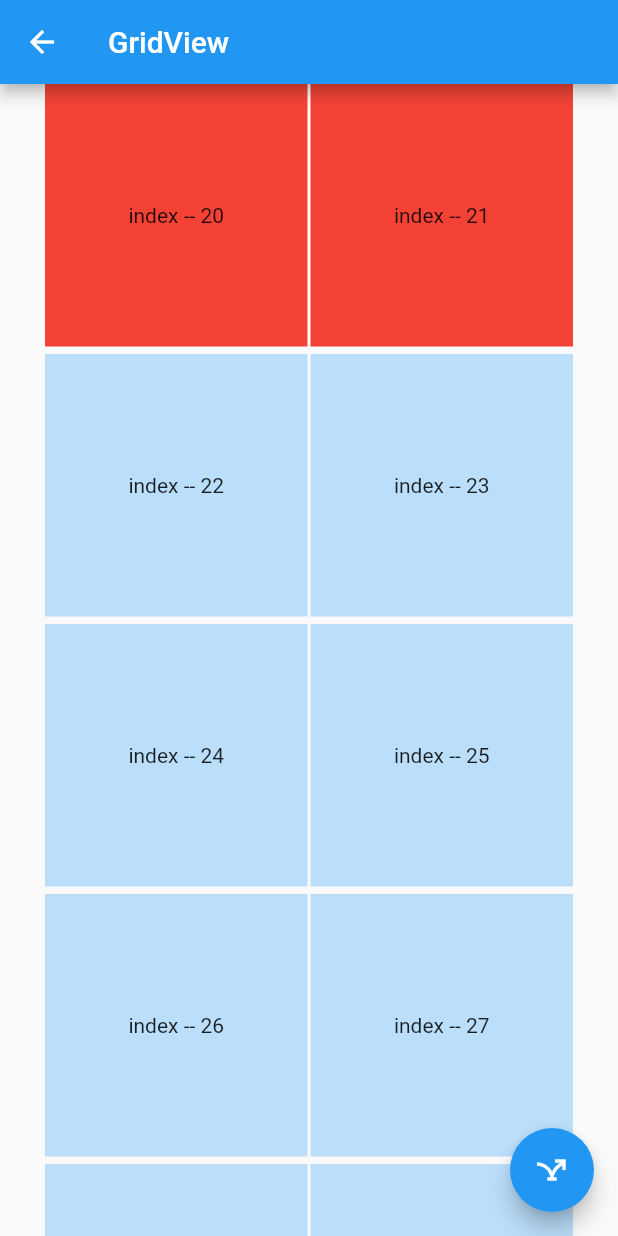
After one commit to fluttercandies/flutter_scrollview_observer, a Flutter app: the GridViewFixedHeightDemoPage screen opened directly, scrolled down 576 dp, after a tap on the "airline stops" icon, on a phone screen of 412 x 824 dp. The commit adds this screen. Run offline on Flutter 3.47's test engine with Material 2 defaults, Android fonts, the phone set to English and light mode, and no system bars; our stand-ins replace easy_refresh, tuple, video_player, waterfall_flow; missing offline and left inert: extended_list, loading_more_list.

Commit message:
feat:  JumpTo method of GridView supports the isFixedHeight parameter

```diff
--- /dev/null
+++ b/example/lib/features/gridview/gridview_fixed_height_demo/gridView_fixed_height_demo_page.dart
@@ -0,0 +1,110 @@
+/*
+ * @Author: LinXunFeng linxunfeng@yeah.net
+ * @Repo: https://github.com/LinXunFeng/flutter_scrollview_observer
+ * @Date: 2022-08-08 00:20:03
+ */
+import 'package:flutter/material.dart';
+import 'package:scrollview_observer/scrollview_observer.dart';
+import 'package:scrollview_observer_example/typedefs.dart';
+
+class GridViewFixedHeightDemoPage extends StatefulWidget {
+  const GridViewFixedHeightDemoPage({Key? key}) : super(key: key);
+
+  @override
+  State<GridViewFixedHeightDemoPage> createState() =>
+      _GridViewFixedHeightDemoPageState();
+}
+
+class _GridViewFixedHeightDemoPageState
+    extends State<GridViewFixedHeightDemoPage> {
+  static const double _leadingPadding = 1000;
+  static const double _trailingPadding = 100;
+  static const EdgeInsets _padding = EdgeInsets.only(
+    top: _leadingPadding,
+    bottom: _trailingPadding,
+    left: 30,
+    right: 30,
+  );
+
+  List<int> _hitIndexs = [0, 1];
+
+  ScrollController scrollController =
+      ScrollController(initialScrollOffset: _leadingPadding);
+
+  late GridObserverController observerController;
+
+  @override
+  void initState() {
+    super.initState();
+
+    observerController = GridObserverController(controller: scrollController);
+
+    // Trigger an observation manually
+    ambiguate(WidgetsBinding.instance)?.endOfFrame.then(
+      (_) {
+        if (mounted) {
+          // After layout
+          observerController.dispatchOnceObserve();
+        }
+      },
+    );
+  }
+
+  @override
+  void dispose() {
+    observerController.controller?.dispose();
+    super.dispose();
+  }
+
+  @override
+  Widget build(BuildContext context) {
+    return Scaffold(
+      appBar: AppBar(title: const Text("GridView")),
+      body: GridViewObserver(
+        controller: observerController,
+        onObserve: (result) {
+          final model = result;
+          setState(() {
+            _hitIndexs = model.firstGroupChildList.map((e) => e.index).toList();
+          });
+
+          debugPrint(
+              'firstGroupChildList -- ${model.firstGroupChildList.map((e) => e.index)}');
+          debugPrint('displaying -- ${model.displayingChildIndexList}');
+        },
+        child: _buildGridView(),
+      ),
+      floatingActionButton: FloatingActionButton(
+        child: const Icon(Icons.airline_stops_outlined),
+        onPressed: () {
+          observerController.jumpTo(
+            index: 21,
+            padding: _padding,
+            isFixedHeight: true,
+          );
+        },
+      ),
+    );
+  }
+
+  Widget _buildGridView() {
+    return GridView.builder(
+      padding: _padding,
+      controller: scrollController,
+      gridDelegate: const SliverGridDelegateWithFixedCrossAxisCount(
+        crossAxisCount: 2,
+        crossAxisSpacing: 2,
+        mainAxisSpacing: 5,
+      ),
+      itemBuilder: (context, index) {
+        return Container(
+          color: (_hitIndexs.contains(index)) ? Colors.red : Colors.blue[100],
+          child: Center(
+            child: Text('index -- $index'),
+          ),
+        );
+      },
+      itemCount: 50,
+    );
+  }
+}
--- a/example/lib/features/home/home_page.dart
+++ b/example/lib/features/home/home_page.dart
@@ -9,6 +9,7 @@ import 'package:scrollview_observer_example/features/custom_scrollview/sliver_ap
 import 'package:scrollview_observer_example/features/gridview/gridview_ctx_demo/gridview_ctx_demo_page.dart';
 import 'package:scrollview_observer_example/features/gridview/gridview_custom_demo/gridview_custom_demo_page.dart';
 import 'package:scrollview_observer_example/features/gridview/gridview_demo/gridview_demo_page.dart';
+import 'package:scrollview_observer_example/features/gridview/gridview_fixed_height_demo/gridView_fixed_height_demo_page.dart';
 import 'package:scrollview_observer_example/features/gridview/horizontal_gridview_demo/horizontal_gridview_demo_page.dart';
 import 'package:scrollview_observer_example/features/gridview/sliver_grid_demo/sliver_grid_demo_page.dart';
 import 'package:scrollview_observer_example/features/listview/horizontal_listview_demo/horizontal_listview_page.dart';
@@ -121,6 +122,12 @@ class HomePage extends StatelessWidget {
         },
       ),
       Tuple2<String, PageBuilder>(
+        "GridView - Fixed Height",
+        () {
+          return const GridViewFixedHeightDemoPage();
+        },
+      ),
+      Tuple2<String, PageBuilder>(
         "GridView - Horizontal",
         () {
           return const HorizontalGridViewDemoPage();
--- a/lib/src/common/observer_controller.dart
+++ b/lib/src/common/observer_controller.dart
@@ -468,34 +468,125 @@ mixin ObserverControllerForScroll on ObserverControllerForInfo {
     final targetChild = findCurrentFirstChild(obj);
     if (targetChild == null) return;
     final isHorizontal = obj.constraints.axis == Axis.horizontal;
+    final childPaintBounds = targetChild.paintBounds;
+    double itemSeparatorHeight = 0;
+    int indexLineCount = index;
+    if (obj is RenderSliverList || obj is RenderSliverFixedExtentList) {
+      // ListView
       var nextChild = obj.childAfter(targetChild);
       nextChild ??= obj.childBefore(targetChild);
-    double separatorTotalHeight = 0;
       if (nextChild != null && nextChild is! RenderIndexedSemantics) {
         // It is separator
         final nextChildPaintBounds = nextChild.paintBounds;
-      final nextChildSize = isHorizontal
+        itemSeparatorHeight = isHorizontal
             ? nextChildPaintBounds.width
             : nextChildPaintBounds.height;
-      separatorTotalHeight = index * nextChildSize;
       }
-    final childPaintBounds = targetChild.paintBounds;
-    final childSize =
+    } else if (obj is RenderSliverGrid) {
+      // GirdView
+      double crossAxisSpacing = 0;
+      bool isHaveSetCrossAxisSpacing = false;
+      var nextChild = obj.childAfter(targetChild);
+      var nextChildOrigin =
+          nextChild?.localToGlobal(Offset.zero) ?? Offset.zero;
+      final targetChildOrigin = targetChild.localToGlobal(Offset.zero);
+      while (nextChild != null &&
+          (isHorizontal
+              ? nextChildOrigin.dx == targetChildOrigin.dx
+              : nextChildOrigin.dy == targetChildOrigin.dy)) {
+        // calculate crossAxisSpacing
+        if (!isHaveSetCrossAxisSpacing) {
+          if (isHorizontal) {
+            crossAxisSpacing =
+                (nextChildOrigin.dy - targetChildOrigin.dy).abs() -
+                    childPaintBounds.height;
+          } else {
+            crossAxisSpacing =
+                (nextChildOrigin.dx - targetChildOrigin.dx).abs() -
+                    childPaintBounds.width;
+          }
+          isHaveSetCrossAxisSpacing = true;
+        }
+        nextChild = obj.childAfter(nextChild);
+        nextChildOrigin = nextChild?.localToGlobal(Offset.zero) ?? Offset.zero;
+      }
+      if (nextChild != null) {
+        if (isHorizontal) {
+          itemSeparatorHeight =
+              (nextChildOrigin.dx - targetChildOrigin.dx).abs() -
+                  childPaintBounds.width;
+        } else {
+          itemSeparatorHeight =
+              (nextChildOrigin.dy - targetChildOrigin.dy).abs() -
+                  childPaintBounds.height;
+        }
+      } else {
+        var previousChild = obj.childBefore(targetChild);
+        var previousChildOrigin =
+            previousChild?.localToGlobal(Offset.zero) ?? Offset.zero;
+        while (previousChild != null &&
+            (isHorizontal
+                ? previousChildOrigin.dx == targetChildOrigin.dx
+                : previousChildOrigin.dy == targetChildOrigin.dy)) {
+          // calculate crossAxisSpacing
+          if (!isHaveSetCrossAxisSpacing) {
+            double crossAxisOriginX1 =
+                isHorizontal ? previousChildOrigin.dy : previousChildOrigin.dx;
+            previousChild = obj.childBefore(previousChild);
+            previousChildOrigin =
+                previousChild?.localToGlobal(Offset.zero) ?? Offset.zero;
+            if (previousChild != null) {
+              double crossAxisOriginX2 = isHorizontal
+                  ? previousChildOrigin.dy
+                  : previousChildOrigin.dx;
+              crossAxisSpacing = (crossAxisOriginX1 - crossAxisOriginX2).abs() -
+                  (isHorizontal
+                      ? childPaintBounds.height
+                      : childPaintBounds.width);
+              isHaveSetCrossAxisSpacing = true;
+            }
+          } else {
+            previousChild = obj.childBefore(previousChild);
+            previousChildOrigin =
+                previousChild?.localToGlobal(Offset.zero) ?? Offset.zero;
+          }
+        }
+        if (previousChild != null) {
+          if (isHorizontal) {
+            itemSeparatorHeight =
+                (targetChildOrigin.dx - previousChildOrigin.dx).abs() -
+                    childPaintBounds.width;
+          } else {
+            itemSeparatorHeight =
+                (targetChildOrigin.dy - previousChildOrigin.dy).abs() -
+                    childPaintBounds.height;
+          }
+        }
+      }
+      final childCrossAxisSize =
+          isHorizontal ? childPaintBounds.height : childPaintBounds.width;
+      int itemsPerLine = ((obj.constraints.crossAxisExtent + crossAxisSpacing) /
+              (childCrossAxisSize + crossAxisSpacing))
+          .round();
+      indexLineCount = (index / itemsPerLine).floor();
+    }
+    final childMainAxisSize =
         isHorizontal ? childPaintBounds.width : childPaintBounds.height;
-    double childLayoutOffset = childSize * index + separatorTotalHeight;
+    double childLayoutOffset =
+        (childMainAxisSize + itemSeparatorHeight) * indexLineCount;
 
     _updateIndexOffsetMap(
       ctx: ctx,
       index: index,
       childLayoutOffset: childLayoutOffset,
-      childSize: childSize,
+      childSize: childMainAxisSize,
     );
 
     // Getting safety layout offset.
     childLayoutOffset = _calculateTargetLayoutOffset(
       obj: obj,
       childLayoutOffset: childLayoutOffset,
-      childSize: childSize,
+      childSize: childMainAxisSize,
       alignment: alignment,
       padding: padding,
       offset: offset,
```
Lines whose indentation alone changed are shown as unchanged.
